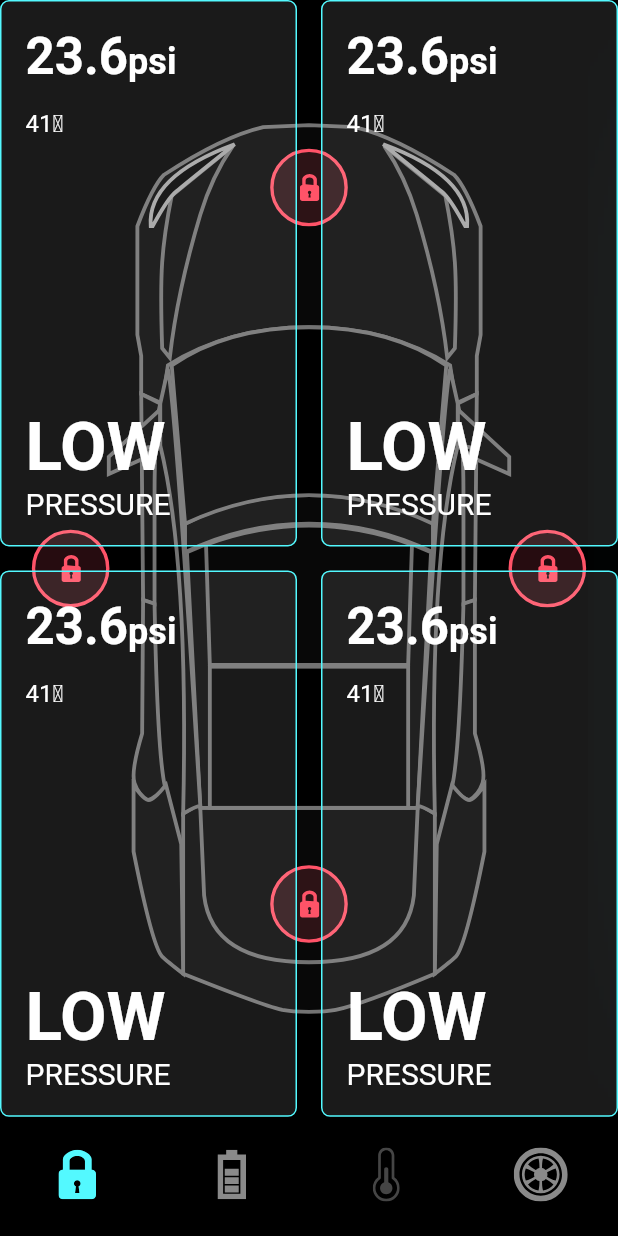
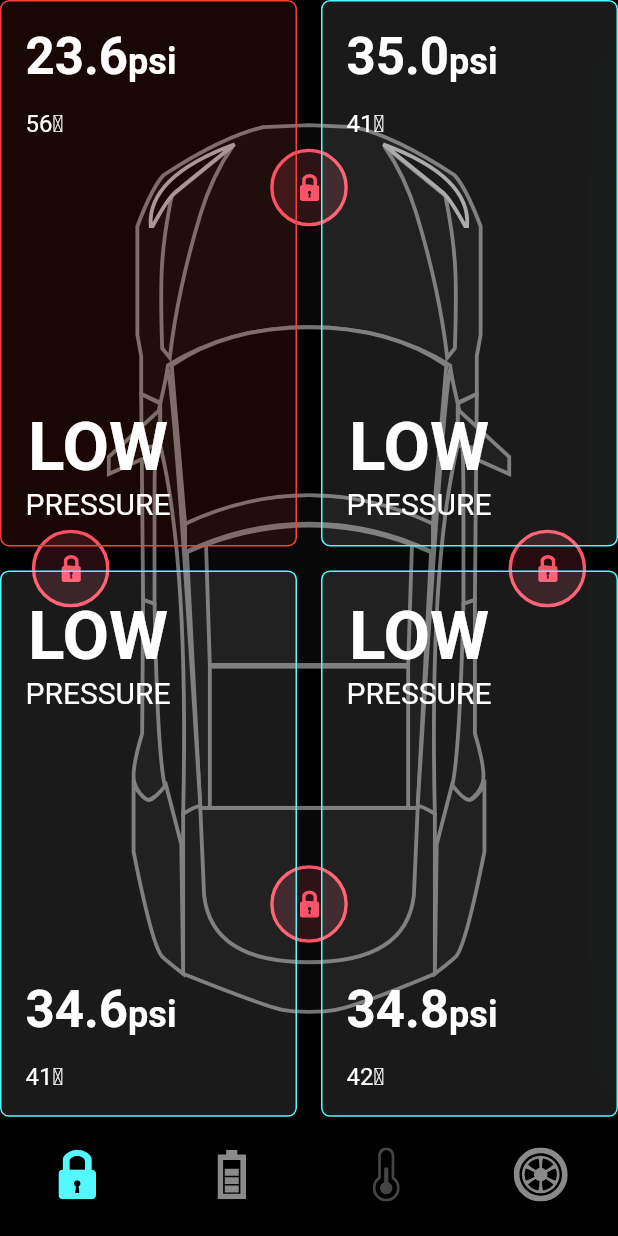
Before and after one commit to ashimMarch/animated_car_flutter, a Flutter app: the screen it shows after launch, on a phone screen of 412 x 824 dp. Run offline on Flutter 3.47's test engine with Material 2 defaults, Android fonts, the light colour scheme and no system bars; our stand-ins replace flutter_svg.

Commit message:
GridView psiCard refactored
without animation in psi card

```diff
--- /dev/null
+++ b/lib/components/tyre_psi_card.dart
@@ -0,0 +1,87 @@
+
+
+
+import 'package:flutter/material.dart';
+
+import '../constants.dart';
+import '../models/tyre_psi.dart';
+
+class TyrePsiCard extends StatelessWidget {
+  const TyrePsiCard({
+    Key? key,
+    required this.isBottomTwoTyre,
+    required this.tyrePsi,
+  }) : super(key: key);
+
+  final bool isBottomTwoTyre;
+  final TyrePsi tyrePsi;
+
+  @override
+  Widget build(BuildContext context,) {
+    return Container(
+      padding: const EdgeInsets.all(defaultPadding),
+      decoration: BoxDecoration(
+        color: tyrePsi.isLowPressure ? Colors.red.withOpacity(0.1) : Colors.white10,
+        border: Border.all(color: tyrePsi.isLowPressure ? Colors.red : primaryColor),
+        borderRadius: const BorderRadius.all(Radius.circular(6))
+      ),
+      child: isBottomTwoTyre
+      ? Column(
+        crossAxisAlignment: CrossAxisAlignment.start,
+        children: [
+          lowPressureText(context),
+          const Spacer(),
+          psiText(context,psi: '${tyrePsi.psi}'),
+          const SizedBox(height: defaultPadding,),
+          Text(
+            '${tyrePsi.temp}\u2103',
+            style: const TextStyle(fontSize: 16),
+          ),
+        ],
+      )
+      : Column(
+        crossAxisAlignment: CrossAxisAlignment.start,
+        children: [
+          psiText(context,psi: '${tyrePsi.psi}'),
+          const SizedBox(height: defaultPadding,),
+          Text(
+            '${tyrePsi.temp}\u2103',
+            style: const TextStyle(fontSize: 16),
+          ),
+          const Spacer(),
+          lowPressureText(context),
+        ],
+      ),
+    );
+  }
+
+  Column lowPressureText(BuildContext context) {
+    return Column(
+      children: [
+        Text(
+          'LOW',
+          style: Theme.of(context).textTheme.headline3!.copyWith(color: Colors.white,fontWeight: FontWeight.w600),
+        ),
+        const Text(
+          'PRESSURE',
+          style: TextStyle(fontSize: 20),
+        ),
+      ],
+    );
+  }
+
+  Text psiText(BuildContext context, {required String psi}) {
+    return Text.rich(
+      TextSpan(
+        text: psi,
+        style: Theme.of(context).textTheme.headline4!.copyWith(fontWeight: FontWeight.w600,color: Colors.white),
+        children: const [
+          TextSpan(
+            text: 'psi',
+            style: TextStyle(fontSize: 24)
+          )
+        ]
+      )
+    );
+  }
+}
--- a/lib/models/tyre_psi.dart
+++ b/lib/models/tyre_psi.dart
@@ -10,5 +10,5 @@ final List<TyrePsi> demoPsiList = [
   TyrePsi(psi: 23.6, temp: 56, isLowPressure: true),
   TyrePsi(psi: 35.0, temp: 41, isLowPressure: false),
   TyrePsi(psi: 34.6, temp: 41, isLowPressure: false),
-  TyrePsi(psi: 34.8, temp: 42, isLowPressure: true),
+  TyrePsi(psi: 34.8, temp: 42, isLowPressure: false),
 ];
--- a/lib/screens/home_screen.dart
+++ b/lib/screens/home_screen.dart
@@ -4,9 +4,11 @@ import 'package:animated_car/components/temp_details.dart';
 import 'package:animated_car/components/tesla_bottom_navigationbar.dart';
 import 'package:animated_car/constants.dart';
 import 'package:animated_car/home_controller.dart';
+import 'package:animated_car/models/tyre_psi.dart';
 import 'package:flutter/material.dart';
 import 'package:flutter_svg/flutter_svg.dart';
 
+import '../components/tyre_psi_card.dart';
 import '../components/tyres.dart';
 
 class HomeScreen extends StatefulWidget {
@@ -220,50 +222,16 @@ class _HomeScreenState extends State<HomeScreen> with TickerProviderStateMixin {
                     if(_controller.isShowTyre) ...tyres(constrains),
                     GridView.builder(
                       itemCount: 4,
+                      physics: const NeverScrollableScrollPhysics(),
                       gridDelegate: SliverGridDelegateWithFixedCrossAxisCount(
                         crossAxisCount: 2,
                         mainAxisSpacing: defaultPadding,
                         crossAxisSpacing: defaultPadding,
                         childAspectRatio: constrains.maxWidth / constrains.maxHeight,
                       ),
-                      itemBuilder: (context, index) => Container(
-                        padding: const EdgeInsets.all(defaultPadding),
-                        decoration:  BoxDecoration(
-                          color: Colors.white10,
-                          border: Border.all(color: primaryColor),
-                          borderRadius: const BorderRadius.all(Radius.circular(6))
-                        ),
-                        child: Column(
-                          crossAxisAlignment: CrossAxisAlignment.start,
-                          children: [
-                            Text.rich(
-                              TextSpan(
-                                text: '23.6',
-                                style: Theme.of(context).textTheme.headline4!.copyWith(fontWeight: FontWeight.w600,color: Colors.white),
-                                children: const [
-                                  TextSpan(
-                                    text: 'psi',
-                                    style: TextStyle(fontSize: 24)
-                                  )
-                                ]
-                              )
-                            ),
-                            const SizedBox(height: defaultPadding,),
-                            const Text(
-                              '41\u2103',
-                              style: TextStyle(fontSize: 16),
-                            ),
-                            const Spacer(),
-                            Text(
-                              'LOW',
-                              style: Theme.of(context).textTheme.headline3!.copyWith(color: Colors.white,fontWeight: FontWeight.w600),
-                            ),
-                            const Text(
-                              'PRESSURE',
-                              style: TextStyle(fontSize: 20),
-                            ),
-                          ],
-                        ),
+                      itemBuilder: (context, index) => TyrePsiCard(
+                        isBottomTwoTyre: index > 1,
+                        tyrePsi: demoPsiList[index],
                       ),
                     ),
                   ],
```
